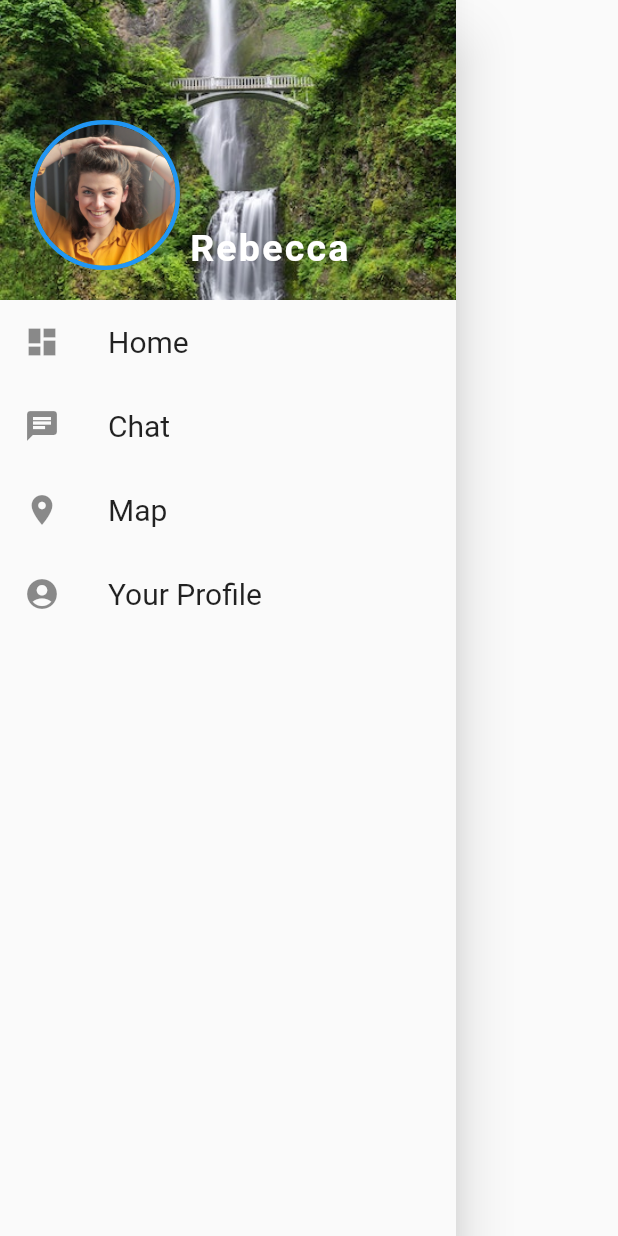
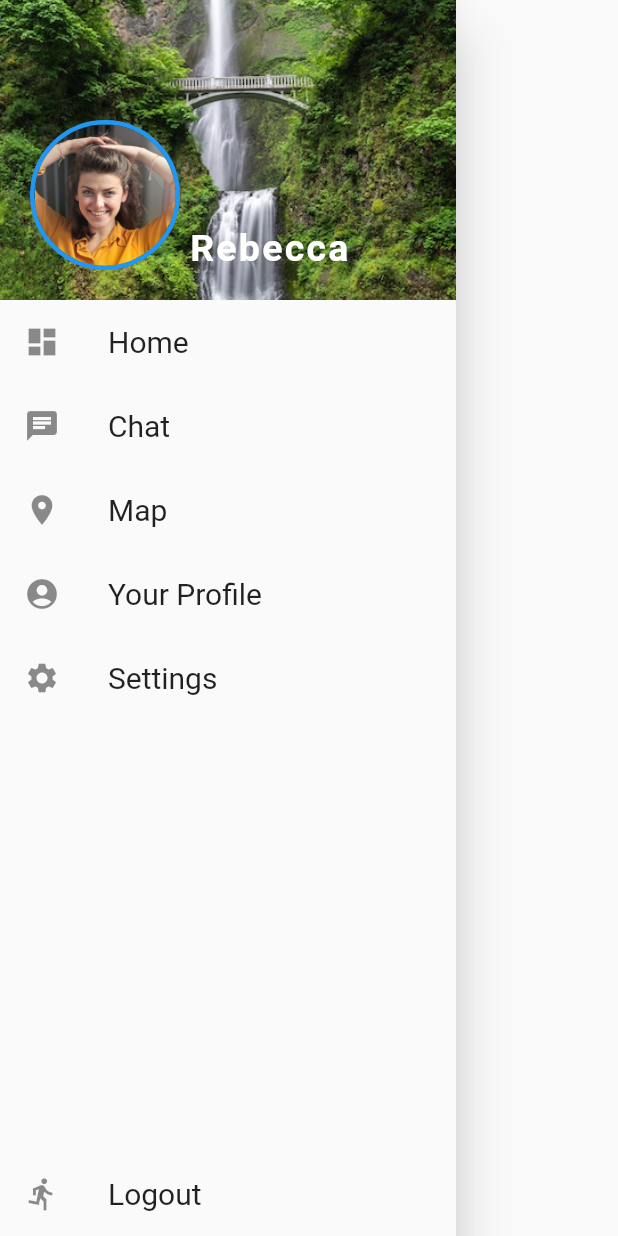
Before and after one commit to Allename/flutter_social_ui, a Flutter app: the CustomDrawer widget shown alone on an empty page, opened directly, on a phone screen of 412 x 824 dp. Run offline on Flutter 3.47's test engine with Material 2 defaults, Android fonts, the phone set to English and light mode, and no system bars.

Commit message:
feat: update

```diff
--- a/lib/widgets/custom_drawer.dart
+++ b/lib/widgets/custom_drawer.dart
@@ -1,6 +1,7 @@
 import 'package:flutter/material.dart';
 import 'package:flutter_social_ui/data/data.dart';
 import 'package:flutter_social_ui/screens/home_screen.dart';
+import 'package:flutter_social_ui/screens/login_screen.dart';
 
 class CustomDrawer extends StatelessWidget {
   _buildDrawerOption(Icon icon, String title, Function onTap) {
@@ -80,6 +81,22 @@ class CustomDrawer extends StatelessWidget {
           _buildDrawerOption(Icon(Icons.chat), 'Chat', () {}),
           _buildDrawerOption(Icon(Icons.location_on), 'Map', () {}),
           _buildDrawerOption(Icon(Icons.account_circle), 'Your Profile', () {}),
+          _buildDrawerOption(Icon(Icons.settings), 'Settings', () {}),
+          Expanded(
+            child: Align(
+              alignment: FractionalOffset.bottomCenter,
+              child: _buildDrawerOption(
+                Icon(Icons.directions_run),
+                'Logout',
+                () => Navigator.pushReplacement(
+                  context,
+                  MaterialPageRoute(
+                    builder: (_) => LoginScreen(),
+                  ),
+                ),
+              ),
+            ),
+          ),
         ],
       ),
     );
```
